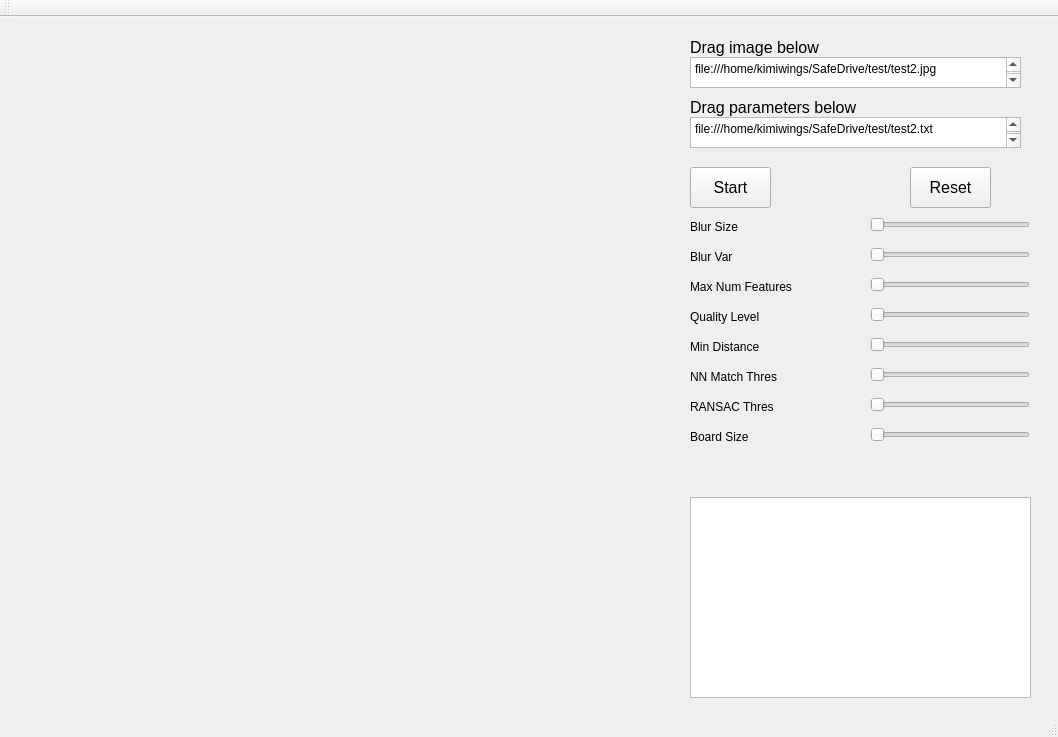
Qt form mainwindow.ui (jiawei-mo/SafeDrive) before a commit.
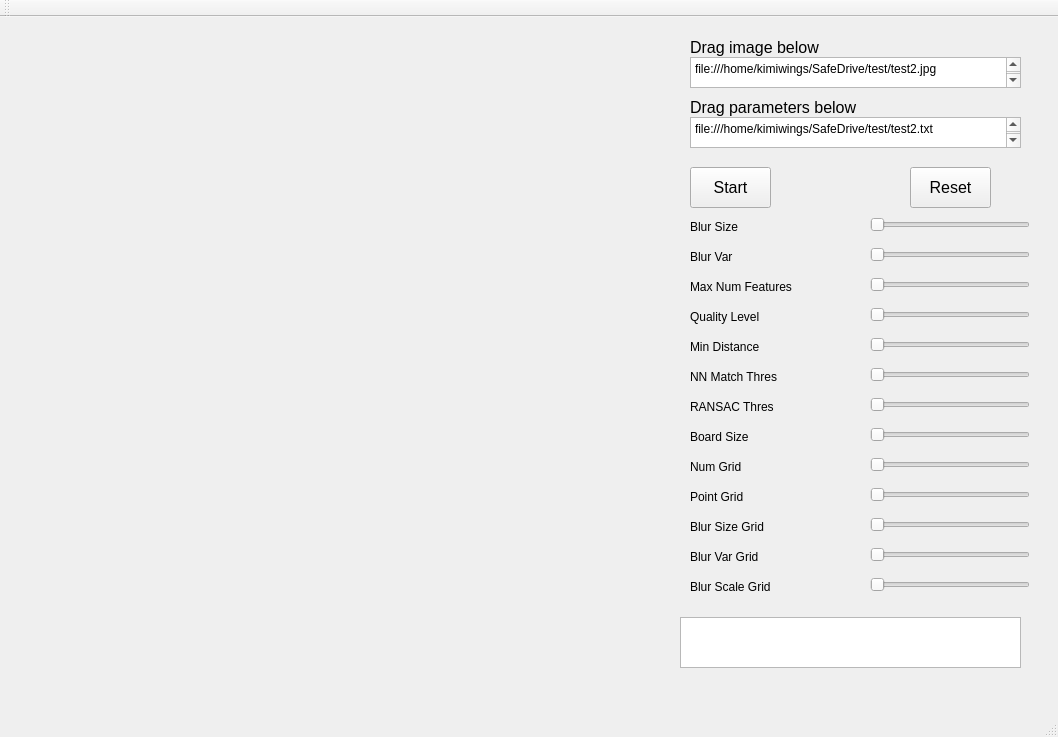
The same form after that commit.

Commit message: grid match update

Diff of the .ui file:
```diff
--- a/mainwindow.ui
+++ b/mainwindow.ui
@@ -112,17 +112,17 @@
      <string>Quality Level</string>
     </property>
    </widget>
-   <widget class="QLabel" name="label_NMT">
+   <widget class="QLabel" name="label_NG">
     <property name="geometry">
      <rect>
       <x>690</x>
-      <y>350</y>
+      <y>440</y>
       <width>161</width>
       <height>20</height>
      </rect>
     </property>
     <property name="text">
-     <string>NN Match Thres</string>
+     <string>Num Grid</string>
     </property>
    </widget>
    <widget class="QSlider" name="slider_MD">
@@ -150,23 +150,23 @@
      <enum>Qt::Horizontal</enum>
     </property>
    </widget>
-   <widget class="QSlider" name="slider_NMT">
+   <widget class="QSlider" name="slider_NG">
     <property name="geometry">
      <rect>
       <x>870</x>
-      <y>350</y>
+      <y>440</y>
       <width>160</width>
       <height>16</height>
      </rect>
     </property>
     <property name="minimum">
-     <number>0</number>
+     <number>1</number>
     </property>
     <property name="maximum">
-     <number>100</number>
+     <number>10</number>
     </property>
     <property name="value">
-     <number>0</number>
+     <number>1</number>
     </property>
     <property name="orientation">
      <enum>Qt::Horizontal</enum>
@@ -329,10 +329,10 @@
    <widget class="QPlainTextEdit" name="text_log">
     <property name="geometry">
      <rect>
-      <x>690</x>
-      <y>480</y>
+      <x>680</x>
+      <y>600</y>
       <width>341</width>
-      <height>201</height>
+      <height>51</height>
      </rect>
     </property>
     <property name="tabChangesFocus">
@@ -447,6 +447,190 @@
      <enum>Qt::Horizontal</enum>
     </property>
    </widget>
+   <widget class="QLabel" name="label_PG">
+    <property name="geometry">
+     <rect>
+      <x>690</x>
+      <y>470</y>
+      <width>161</width>
+      <height>20</height>
+     </rect>
+    </property>
+    <property name="text">
+     <string>Point Grid</string>
+    </property>
+   </widget>
+   <widget class="QSlider" name="slider_PG">
+    <property name="geometry">
+     <rect>
+      <x>870</x>
+      <y>470</y>
+      <width>160</width>
+      <height>16</height>
+     </rect>
+    </property>
+    <property name="minimum">
+     <number>0</number>
+    </property>
+    <property name="maximum">
+     <number>100</number>
+    </property>
+    <property name="value">
+     <number>0</number>
+    </property>
+    <property name="orientation">
+     <enum>Qt::Horizontal</enum>
+    </property>
+   </widget>
+   <widget class="QLabel" name="label_NMT">
+    <property name="geometry">
+     <rect>
+      <x>690</x>
+      <y>350</y>
+      <width>161</width>
+      <height>20</height>
+     </rect>
+    </property>
+    <property name="text">
+     <string>NN Match Thres</string>
+    </property>
+   </widget>
+   <widget class="QSlider" name="slider_NMT">
+    <property name="geometry">
+     <rect>
+      <x>870</x>
+      <y>350</y>
+      <width>160</width>
+      <height>16</height>
+     </rect>
+    </property>
+    <property name="minimum">
+     <number>0</number>
+    </property>
+    <property name="maximum">
+     <number>100</number>
+    </property>
+    <property name="value">
+     <number>0</number>
+    </property>
+    <property name="orientation">
+     <enum>Qt::Horizontal</enum>
+    </property>
+   </widget>
+   <widget class="QSlider" name="slider_BSG">
+    <property name="geometry">
+     <rect>
+      <x>870</x>
+      <y>500</y>
+      <width>160</width>
+      <height>16</height>
+     </rect>
+    </property>
+    <property name="minimum">
+     <number>1</number>
+    </property>
+    <property name="maximum">
+     <number>10</number>
+    </property>
+    <property name="pageStep">
+     <number>7</number>
+    </property>
+    <property name="value">
+     <number>1</number>
+    </property>
+    <property name="orientation">
+     <enum>Qt::Horizontal</enum>
+    </property>
+   </widget>
+   <widget class="QLabel" name="label_BSG">
+    <property name="geometry">
+     <rect>
+      <x>690</x>
+      <y>500</y>
+      <width>161</width>
+      <height>20</height>
+     </rect>
+    </property>
+    <property name="text">
+     <string>Blur Size Grid</string>
+    </property>
+   </widget>
+   <widget class="QSlider" name="slider_BVG">
+    <property name="geometry">
+     <rect>
+      <x>870</x>
+      <y>530</y>
+      <width>160</width>
+      <height>16</height>
+     </rect>
+    </property>
+    <property name="minimum">
+     <number>1</number>
+    </property>
+    <property name="maximum">
+     <number>20</number>
+    </property>
+    <property name="pageStep">
+     <number>7</number>
+    </property>
+    <property name="value">
+     <number>1</number>
+    </property>
+    <property name="orientation">
+     <enum>Qt::Horizontal</enum>
+    </property>
+   </widget>
+   <widget class="QLabel" name="label_BVG">
+    <property name="geometry">
+     <rect>
+      <x>690</x>
+      <y>530</y>
+      <width>161</width>
+      <height>20</height>
+     </rect>
+    </property>
+    <property name="text">
+     <string>Blur Var Grid</string>
+    </property>
+   </widget>
+   <widget class="QLabel" name="label_BSCG">
+    <property name="geometry">
+     <rect>
+      <x>690</x>
+      <y>560</y>
+      <width>161</width>
+      <height>20</height>
+     </rect>
+    </property>
+    <property name="text">
+     <string>Blur Scale Grid</string>
+    </property>
+   </widget>
+   <widget class="QSlider" name="slider_BSCG">
+    <property name="geometry">
+     <rect>
+      <x>870</x>
+      <y>560</y>
+      <width>160</width>
+      <height>16</height>
+     </rect>
+    </property>
+    <property name="minimum">
+     <number>1</number>
+    </property>
+    <property name="maximum">
+     <number>10</number>
+    </property>
+    <property name="pageStep">
+     <number>7</number>
+    </property>
+    <property name="value">
+     <number>1</number>
+    </property>
+    <property name="orientation">
+     <enum>Qt::Horizontal</enum>
+    </property>
+   </widget>
   </widget>
   <widget class="QToolBar" name="mainToolBar">
    <attribute name="toolBarArea">
```
The commit also changes 7 other files.
